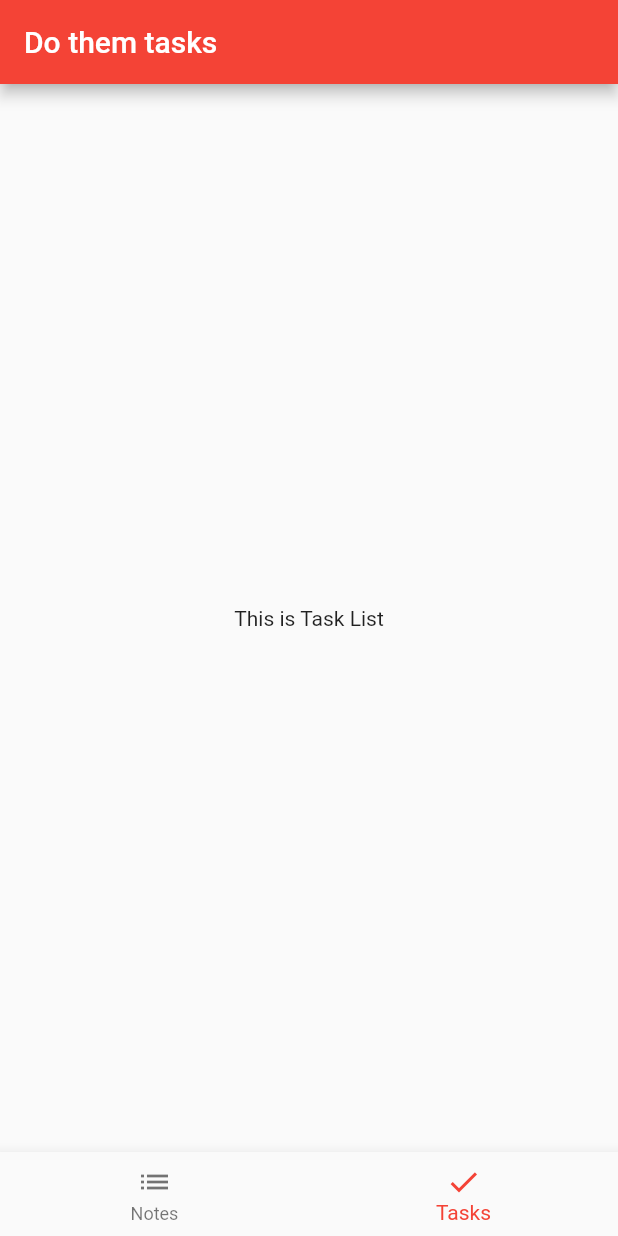
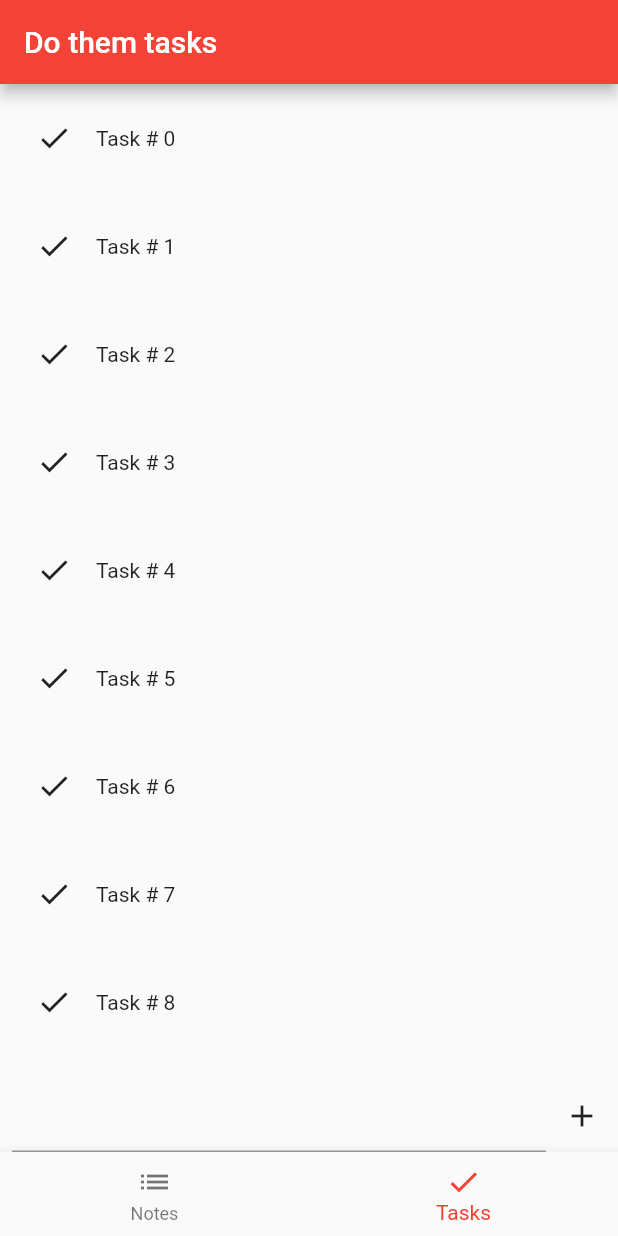
Before and after one commit to amrfarid140/Todo-flutter-redux, a Flutter app: the screen it shows after launch, item 2 of the bottom bar chosen, on a phone screen of 412 x 824 dp. Run offline on Flutter 3.47's test engine with Material 2 defaults, Android fonts, the phone set to English and light mode, and no system bars.

Commit message:
Added Tasks list

```diff
--- a/todo/lib/main.dart
+++ b/todo/lib/main.dart
@@ -21,7 +21,6 @@ class MyApp extends StatelessWidget {
         // Notice that the counter didn't reset back to zero; the application
         // is not restarted.
         primarySwatch: Colors.red,
-        accentColor: Colors.white
       ),
       home: MyHomePage(title: 'Do them tasks'),
     );
--- a/todo/lib/tasks_list.dart
+++ b/todo/lib/tasks_list.dart
@@ -1,11 +1,69 @@
+import 'package:flutter/material.dart';
 import 'package:flutter/widgets.dart';
 
 class TaskList extends StatelessWidget {
   @override
   Widget build(BuildContext context) {
-
-    return new Center(
-      child: Text("This is Task List"),
+    return new Container(
+      child: new Column(
+        children: <Widget>[
+          new Expanded(
+            child: ListView.builder(
+              itemCount: 100,
+              itemBuilder: (BuildContext context, int index) => TaskItem("Task # $index"),
+            ),
+          ),
+          new TaskInputField(),
+        ],
+      ),
     );
   }
 }
+
+class TaskItem extends StatelessWidget {
+  final String _text;
+  TaskItem(this._text);
+  @override
+  Widget build(BuildContext context) {
+    return InkWell(
+      onTap: () {},
+      child: Container(
+        padding: EdgeInsets.all(24.0),
+        child: new Row(
+          children: <Widget>[
+            Container(
+                padding: EdgeInsets.only(
+                    left: 0.0, right: 16.0, top: 0.0, bottom: 0.0),
+                child: Icon(Icons.check)),
+            Text(_text)
+          ],
+        ),
+      ),
+    );
+  }
+}
+
+class TaskInputField extends StatelessWidget {
+  @override
+  Widget build(BuildContext context) {
+    return new Row(
+      children: <Widget>[
+        new Expanded(
+          child: Container(
+            padding: EdgeInsets.only(
+              left: 8.0,
+              top: 0.0,
+              bottom: 0.0,
+              right: 0.0
+            ),
+            child: TextField(),
+          ),
+        ),
+        IconButton(
+          icon: Icon(Icons.add),
+          onPressed: () {},
+        )
+      ],
+    );
+  }
+}
```
